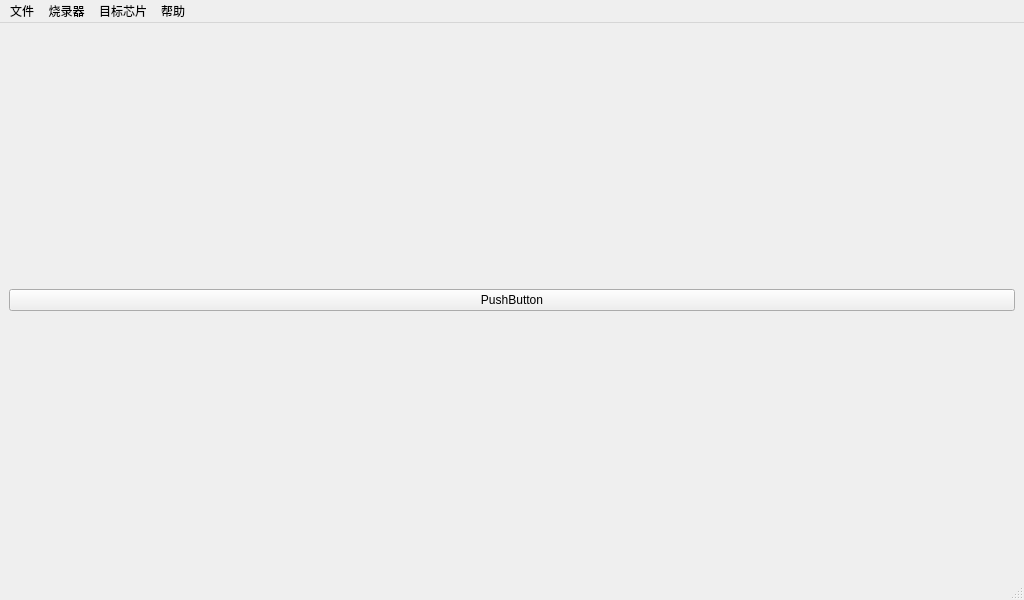
Above: src/mainwindow.ui from ma6254/QDAP before the change. Below: the same form after it.
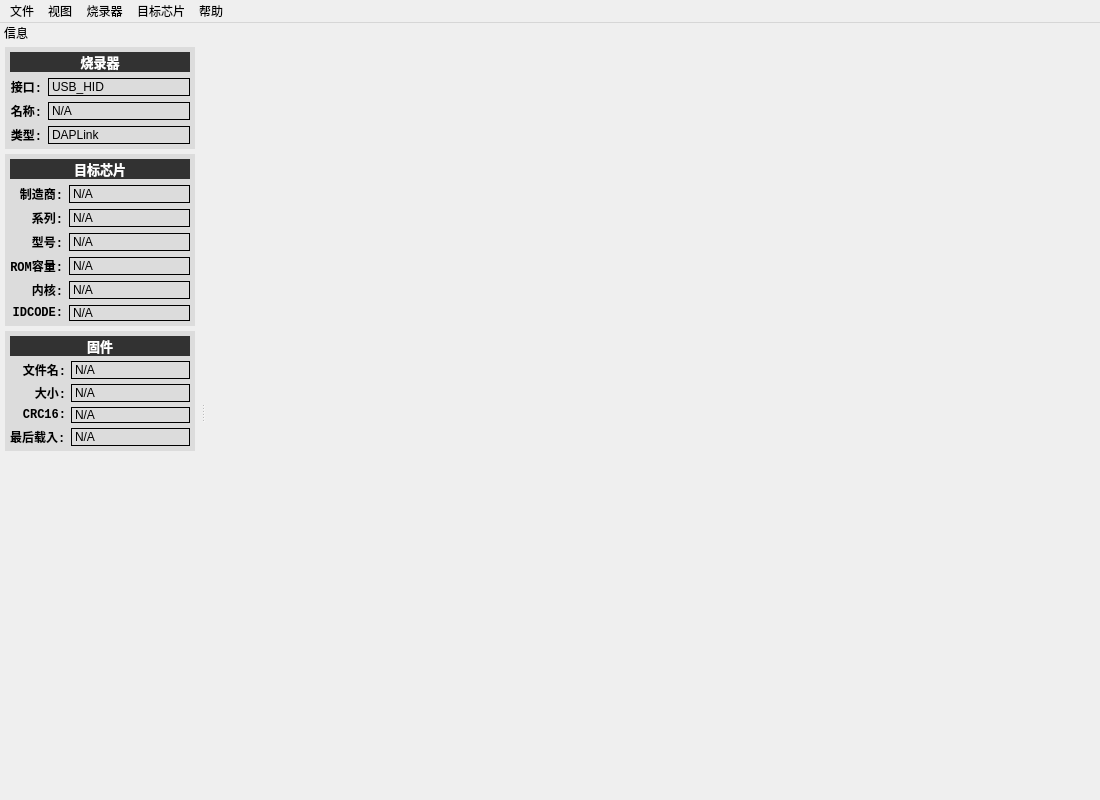
That is the form after the change.

Commit message: add left info area

Diff of the .ui file:
```diff
--- a/src/mainwindow.ui
+++ b/src/mainwindow.ui
@@ -6,14 +6,14 @@
    <rect>
     <x>0</x>
     <y>0</y>
-    <width>1024</width>
-    <height>600</height>
+    <width>1100</width>
+    <height>800</height>
    </rect>
   </property>
   <property name="minimumSize">
    <size>
     <width>800</width>
-    <height>600</height>
+    <height>0</height>
    </size>
   </property>
   <property name="windowTitle">
@@ -21,13 +21,21 @@
   </property>
   <widget class="QWidget" name="centralwidget">
    <layout class="QHBoxLayout" name="horizontalLayout">
-    <item>
-     <widget class="QPushButton" name="pushButton">
-      <property name="text">
-       <string>PushButton</string>
-      </property>
-     </widget>
-    </item>
+    <property name="spacing">
+     <number>0</number>
+    </property>
+    <property name="leftMargin">
+     <number>0</number>
+    </property>
+    <property name="topMargin">
+     <number>0</number>
+    </property>
+    <property name="rightMargin">
+     <number>5</number>
+    </property>
+    <property name="bottomMargin">
+     <number>0</number>
+    </property>
    </layout>
   </widget>
   <widget class="QMenuBar" name="menubar">
@@ -35,7 +43,7 @@
     <rect>
      <x>0</x>
      <y>0</y>
-     <width>1024</width>
+     <width>1100</width>
      <height>26</height>
     </rect>
    </property>
@@ -79,12 +87,703 @@
     <addaction name="separator"/>
     <addaction name="action_file_auto_load"/>
    </widget>
+   <widget class="QMenu" name="menu_5">
+    <property name="title">
+     <string>视图</string>
+    </property>
+    <addaction name="action_view_info"/>
+   </widget>
    <addaction name="menu_4"/>
+   <addaction name="menu_5"/>
    <addaction name="menu"/>
    <addaction name="menu_2"/>
    <addaction name="menu_3"/>
   </widget>
-  <widget class="QStatusBar" name="statusbar"/>
+  <widget class="QDockWidget" name="dockWidget">
+   <property name="sizePolicy">
+    <sizepolicy hsizetype="Preferred" vsizetype="Preferred">
+     <horstretch>1</horstretch>
+     <verstretch>0</verstretch>
+    </sizepolicy>
+   </property>
+   <property name="minimumSize">
+    <size>
+     <width>200</width>
+     <height>531</height>
+    </size>
+   </property>
+   <property name="styleSheet">
+    <string notr="true"/>
+   </property>
+   <property name="features">
+    <set>QDockWidget::NoDockWidgetFeatures</set>
+   </property>
+   <property name="windowTitle">
+    <string>信息</string>
+   </property>
+   <attribute name="dockWidgetArea">
+    <number>1</number>
+   </attribute>
+   <widget class="QWidget" name="dockWidgetContents">
+    <property name="sizePolicy">
+     <sizepolicy hsizetype="Preferred" vsizetype="Expanding">
+      <horstretch>0</horstretch>
+      <verstretch>0</verstretch>
+     </sizepolicy>
+    </property>
+    <property name="minimumSize">
+     <size>
+      <width>200</width>
+      <height>0</height>
+     </size>
+    </property>
+    <property name="styleSheet">
+     <string notr="true"/>
+    </property>
+    <layout class="QVBoxLayout" name="verticalLayout">
+     <property name="spacing">
+      <number>5</number>
+     </property>
+     <property name="leftMargin">
+      <number>5</number>
+     </property>
+     <property name="topMargin">
+      <number>5</number>
+     </property>
+     <property name="rightMargin">
+      <number>5</number>
+     </property>
+     <property name="bottomMargin">
+      <number>5</number>
+     </property>
+     <item>
+      <widget class="QWidget" name="widget_info_link" native="true">
+       <property name="styleSheet">
+        <string notr="true">
+	background-color: #DCDCDC;
+</string>
+       </property>
+       <layout class="QVBoxLayout" name="verticalLayout_4">
+        <property name="leftMargin">
+         <number>5</number>
+        </property>
+        <property name="topMargin">
+         <number>5</number>
+        </property>
+        <property name="rightMargin">
+         <number>5</number>
+        </property>
+        <property name="bottomMargin">
+         <number>5</number>
+        </property>
+        <item>
+         <widget class="QLabel" name="label_title_info_link">
+          <property name="font">
+           <font>
+            <family>Source Code Pro</family>
+            <pointsize>10</pointsize>
+            <weight>75</weight>
+            <bold>true</bold>
+           </font>
+          </property>
+          <property name="styleSheet">
+           <string notr="true">QLabel{
+	background-color: #323232;
+	color: white;
+}</string>
+          </property>
+          <property name="text">
+           <string>烧录器</string>
+          </property>
+          <property name="alignment">
+           <set>Qt::AlignCenter</set>
+          </property>
+          <property name="margin">
+           <number>5</number>
+          </property>
+         </widget>
+        </item>
+        <item>
+         <layout class="QGridLayout" name="gridLayout" columnstretch="0,1">
+          <item row="1" column="1">
+           <widget class="QLabel" name="label_info_dev_name">
+            <property name="frameShape">
+             <enum>QFrame::Box</enum>
+            </property>
+            <property name="frameShadow">
+             <enum>QFrame::Plain</enum>
+            </property>
+            <property name="text">
+             <string>N/A</string>
+            </property>
+            <property name="wordWrap">
+             <bool>true</bool>
+            </property>
+            <property name="margin">
+             <number>2</number>
+            </property>
+           </widget>
+          </item>
+          <item row="2" column="0">
+           <widget class="QLabel" name="label_title_info_link_type">
+            <property name="font">
+             <font>
+              <family>Courier New</family>
+              <pointsize>9</pointsize>
+              <weight>75</weight>
+              <bold>true</bold>
+             </font>
+            </property>
+            <property name="text">
+             <string>类型:</string>
+            </property>
+            <property name="alignment">
+             <set>Qt::AlignRight|Qt::AlignTrailing|Qt::AlignVCenter</set>
+            </property>
+           </widget>
+          </item>
+          <item row="2" column="1">
+           <widget class="QLabel" name="label_14">
+            <property name="frameShape">
+             <enum>QFrame::Box</enum>
+            </property>
+            <property name="frameShadow">
+             <enum>QFrame::Plain</enum>
+            </property>
+            <property name="text">
+             <string>DAPLink</string>
+            </property>
+            <property name="margin">
+             <number>2</number>
+            </property>
+           </widget>
+          </item>
+          <item row="1" column="0">
+           <widget class="QLabel" name="label_title_info_link_name">
+            <property name="font">
+             <font>
+              <family>Courier New</family>
+              <pointsize>9</pointsize>
+              <weight>75</weight>
+              <bold>true</bold>
+             </font>
+            </property>
+            <property name="text">
+             <string>名称:</string>
+            </property>
+            <property name="alignment">
+             <set>Qt::AlignRight|Qt::AlignTrailing|Qt::AlignVCenter</set>
+            </property>
+           </widget>
+          </item>
+          <item row="0" column="0">
+           <widget class="QLabel" name="label_title_info_link_interface">
+            <property name="font">
+             <font>
+              <family>Courier New</family>
+              <pointsize>9</pointsize>
+              <weight>75</weight>
+              <bold>true</bold>
+             </font>
+            </property>
+            <property name="text">
+             <string>接口:</string>
+            </property>
+            <property name="alignment">
+             <set>Qt::AlignRight|Qt::AlignTrailing|Qt::AlignVCenter</set>
+            </property>
+           </widget>
+          </item>
+          <item row="0" column="1">
+           <widget class="QLabel" name="label_2">
+            <property name="frameShape">
+             <enum>QFrame::Box</enum>
+            </property>
+            <property name="frameShadow">
+             <enum>QFrame::Plain</enum>
+            </property>
+            <property name="text">
+             <string>USB_HID</string>
+            </property>
+            <property name="margin">
+             <number>2</number>
+            </property>
+           </widget>
+          </item>
+         </layout>
+        </item>
+       </layout>
+      </widget>
+     </item>
+     <item>
+      <widget class="QWidget" name="widget_info_chip" native="true">
+       <property name="styleSheet">
+        <string notr="true">
+	background-color: #DCDCDC;
+</string>
+       </property>
+       <layout class="QVBoxLayout" name="verticalLayout_2">
+        <property name="spacing">
+         <number>6</number>
+        </property>
+        <property name="leftMargin">
+         <number>5</number>
+        </property>
+        <property name="topMargin">
+         <number>5</number>
+        </property>
+        <property name="rightMargin">
+         <number>5</number>
+        </property>
+        <property name="bottomMargin">
+         <number>5</number>
+        </property>
+        <item>
+         <widget class="QLabel" name="label_15">
+          <property name="font">
+           <font>
+            <family>Source Code Pro</family>
+            <pointsize>10</pointsize>
+            <weight>75</weight>
+            <bold>true</bold>
+           </font>
+          </property>
+          <property name="styleSheet">
+           <string notr="true">QLabel{
+	background-color: #323232;
+	color: white;
+}</string>
+          </property>
+          <property name="text">
+           <string>目标芯片</string>
+          </property>
+          <property name="alignment">
+           <set>Qt::AlignCenter</set>
+          </property>
+          <property name="margin">
+           <number>5</number>
+          </property>
+         </widget>
+        </item>
+        <item>
+         <layout class="QGridLayout" name="gridLayout_3" columnstretch="0,1">
+          <item row="3" column="0">
+           <widget class="QLabel" name="label_18">
+            <property name="font">
+             <font>
+              <family>Courier New</family>
+              <weight>75</weight>
+              <bold>true</bold>
+             </font>
+            </property>
+            <property name="text">
+             <string>ROM容量:</string>
+            </property>
+            <property name="alignment">
+             <set>Qt::AlignRight|Qt::AlignTrailing|Qt::AlignVCenter</set>
+            </property>
+           </widget>
+          </item>
+          <item row="3" column="1">
+           <widget class="QLabel" name="label_info_chip_flash_size">
+            <property name="frameShape">
+             <enum>QFrame::Box</enum>
+            </property>
+            <property name="frameShadow">
+             <enum>QFrame::Plain</enum>
+            </property>
+            <property name="text">
+             <string>N/A</string>
+            </property>
+            <property name="margin">
+             <number>2</number>
+            </property>
+           </widget>
+          </item>
+          <item row="0" column="0">
+           <widget class="QLabel" name="label">
+            <property name="font">
+             <font>
+              <family>Courier New</family>
+              <weight>75</weight>
+              <bold>true</bold>
+             </font>
+            </property>
+            <property name="text">
+             <string>制造商:</string>
+            </property>
+            <property name="alignment">
+             <set>Qt::AlignRight|Qt::AlignTrailing|Qt::AlignVCenter</set>
+            </property>
+           </widget>
+          </item>
+          <item row="4" column="0">
+           <widget class="QLabel" name="label_23">
+            <property name="font">
+             <font>
+              <family>Courier New</family>
+              <weight>75</weight>
+              <bold>true</bold>
+             </font>
+            </property>
+            <property name="text">
+             <string>内核:</string>
+            </property>
+            <property name="alignment">
+             <set>Qt::AlignRight|Qt::AlignTrailing|Qt::AlignVCenter</set>
+            </property>
+           </widget>
+          </item>
+          <item row="1" column="0">
+           <widget class="QLabel" name="label_4">
+            <property name="font">
+             <font>
+              <family>Courier New</family>
+              <weight>75</weight>
+              <bold>true</bold>
+             </font>
+            </property>
+            <property name="text">
+             <string>系列:</string>
+            </property>
+            <property name="alignment">
+             <set>Qt::AlignRight|Qt::AlignTrailing|Qt::AlignVCenter</set>
+            </property>
+           </widget>
+          </item>
+          <item row="1" column="1">
+           <widget class="QLabel" name="label_info_chip_series">
+            <property name="frameShape">
+             <enum>QFrame::Box</enum>
+            </property>
+            <property name="frameShadow">
+             <enum>QFrame::Plain</enum>
+            </property>
+            <property name="text">
+             <string>N/A</string>
+            </property>
+            <property name="margin">
+             <number>2</number>
+            </property>
+           </widget>
+          </item>
+          <item row="4" column="1">
+           <widget class="QLabel" name="label_info_core_type">
+            <property name="frameShape">
+             <enum>QFrame::Box</enum>
+            </property>
+            <property name="frameShadow">
+             <enum>QFrame::Plain</enum>
+            </property>
+            <property name="text">
+             <string>N/A</string>
+            </property>
+            <property name="margin">
+             <number>2</number>
+            </property>
+           </widget>
+          </item>
+          <item row="2" column="1">
+           <widget class="QLabel" name="label_info_chip_name">
+            <property name="frameShape">
+             <enum>QFrame::Box</enum>
+            </property>
+            <property name="frameShadow">
+             <enum>QFrame::Plain</enum>
+            </property>
+            <property name="text">
+             <string>N/A</string>
+            </property>
+            <property name="margin">
+             <number>2</number>
+            </property>
+           </widget>
+          </item>
+          <item row="5" column="1">
+           <widget class="QLabel" name="label_info_idcode">
+            <property name="frameShape">
+             <enum>QFrame::Box</enum>
+            </property>
+            <property name="frameShadow">
+             <enum>QFrame::Plain</enum>
+            </property>
+            <property name="text">
+             <string>N/A</string>
+            </property>
+            <property name="margin">
+             <number>2</number>
+            </property>
+           </widget>
+          </item>
+          <item row="0" column="1">
+           <widget class="QLabel" name="label_info_chip_mfrs">
+            <property name="frameShape">
+             <enum>QFrame::Box</enum>
+            </property>
+            <property name="frameShadow">
+             <enum>QFrame::Plain</enum>
+            </property>
+            <property name="text">
+             <string>N/A</string>
+            </property>
+            <property name="margin">
+             <number>2</number>
+            </property>
+           </widget>
+          </item>
+          <item row="5" column="0">
+           <widget class="QLabel" name="label_24">
+            <property name="font">
+             <font>
+              <family>Courier New</family>
+              <weight>75</weight>
+              <bold>true</bold>
+             </font>
+            </property>
+            <property name="text">
+             <string>IDCODE:</string>
+            </property>
+            <property name="alignment">
+             <set>Qt::AlignRight|Qt::AlignTrailing|Qt::AlignVCenter</set>
+            </property>
+           </widget>
+          </item>
+          <item row="2" column="0">
+           <widget class="QLabel" name="label_17">
+            <property name="font">
+             <font>
+              <family>Courier New</family>
+              <weight>75</weight>
+              <bold>true</bold>
+             </font>
+            </property>
+            <property name="text">
+             <string>型号:</string>
+            </property>
+            <property name="alignment">
+             <set>Qt::AlignRight|Qt::AlignTrailing|Qt::AlignVCenter</set>
+            </property>
+           </widget>
+          </item>
+         </layout>
+        </item>
+       </layout>
+      </widget>
+     </item>
+     <item>
+      <widget class="QWidget" name="widget_info_file" native="true">
+       <property name="styleSheet">
+        <string notr="true">
+	background-color: #DCDCDC;
+</string>
+       </property>
+       <layout class="QVBoxLayout" name="verticalLayout_5">
+        <property name="spacing">
+         <number>5</number>
+        </property>
+        <property name="leftMargin">
+         <number>5</number>
+        </property>
+        <property name="topMargin">
+         <number>5</number>
+        </property>
+        <property name="rightMargin">
+         <number>5</number>
+        </property>
+        <property name="bottomMargin">
+         <number>5</number>
+        </property>
+        <item>
+         <widget class="QLabel" name="label_5">
+          <property name="font">
+           <font>
+            <family>Source Code Pro</family>
+            <pointsize>10</pointsize>
+            <weight>75</weight>
+            <bold>true</bold>
+           </font>
+          </property>
+          <property name="styleSheet">
+           <string notr="true">QLabel{
+	background-color: #323232;
+	color: white;
+}</string>
+          </property>
+          <property name="text">
+           <string>固件</string>
+          </property>
+          <property name="alignment">
+           <set>Qt::AlignCenter</set>
+          </property>
+          <property name="margin">
+           <number>5</number>
+          </property>
+         </widget>
+        </item>
+        <item>
+         <layout class="QGridLayout" name="gridLayout_2" columnstretch="0,1" columnminimumwidth="0,0">
+          <item row="1" column="1">
+           <widget class="QLabel" name="label_info_data_size">
+            <property name="frameShape">
+             <enum>QFrame::Box</enum>
+            </property>
+            <property name="frameShadow">
+             <enum>QFrame::Plain</enum>
+            </property>
+            <property name="text">
+             <string>N/A</string>
+            </property>
+            <property name="margin">
+             <number>2</number>
+            </property>
+           </widget>
+          </item>
+          <item row="2" column="1">
+           <widget class="QLabel" name="label_11">
+            <property name="frameShape">
+             <enum>QFrame::Box</enum>
+            </property>
+            <property name="frameShadow">
+             <enum>QFrame::Plain</enum>
+            </property>
+            <property name="text">
+             <string>N/A</string>
+            </property>
+            <property name="margin">
+             <number>2</number>
+            </property>
+           </widget>
+          </item>
+          <item row="1" column="0">
+           <widget class="QLabel" name="label_8">
+            <property name="font">
+             <font>
+              <family>Courier New</family>
+              <pointsize>9</pointsize>
+              <weight>75</weight>
+              <bold>true</bold>
+             </font>
+            </property>
+            <property name="text">
+             <string>大小:</string>
+            </property>
+            <property name="alignment">
+             <set>Qt::AlignRight|Qt::AlignTrailing|Qt::AlignVCenter</set>
+            </property>
+           </widget>
+          </item>
+          <item row="2" column="0">
+           <widget class="QLabel" name="label_10">
+            <property name="font">
+             <font>
+              <family>Courier New</family>
+              <pointsize>9</pointsize>
+              <weight>75</weight>
+              <bold>true</bold>
+             </font>
+            </property>
+            <property name="text">
+             <string>CRC16:</string>
+            </property>
+            <property name="alignment">
+             <set>Qt::AlignRight|Qt::AlignTrailing|Qt::AlignVCenter</set>
+            </property>
+           </widget>
+          </item>
+          <item row="0" column="0">
+           <widget class="QLabel" name="label_">
+            <property name="font">
+             <font>
+              <family>Courier New</family>
+              <pointsize>9</pointsize>
+              <weight>75</weight>
+              <bold>true</bold>
+             </font>
+            </property>
+            <property name="text">
+             <string>文件名:</string>
+            </property>
+            <property name="alignment">
+             <set>Qt::AlignRight|Qt::AlignTrailing|Qt::AlignVCenter</set>
+            </property>
+           </widget>
+          </item>
+          <item row="3" column="1">
+           <widget class="QLabel" name="label_latest_load_time">
+            <property name="frameShape">
+             <enum>QFrame::Box</enum>
+            </property>
+            <property name="frameShadow">
+             <enum>QFrame::Plain</enum>
+            </property>
+            <property name="text">
+             <string>N/A</string>
+            </property>
+            <property name="wordWrap">
+             <bool>true</bool>
+            </property>
+            <property name="margin">
+             <number>2</number>
+            </property>
+           </widget>
+          </item>
+          <item row="3" column="0">
+           <widget class="QLabel" name="label_21">
+            <property name="font">
+             <font>
+              <family>Courier New</family>
+              <weight>75</weight>
+              <bold>true</bold>
+             </font>
+            </property>
+            <property name="text">
+             <string>最后载入:</string>
+            </property>
+           </widget>
+          </item>
+          <item row="0" column="1">
+           <widget class="QLabel" name="label_info_file_name">
+            <property name="frameShape">
+             <enum>QFrame::Box</enum>
+            </property>
+            <property name="frameShadow">
+             <enum>QFrame::Plain</enum>
+            </property>
+            <property name="text">
+             <string>N/A</string>
+            </property>
+            <property name="scaledContents">
+             <bool>true</bool>
+            </property>
+            <property name="wordWrap">
+             <bool>true</bool>
+            </property>
+            <property name="margin">
+             <number>2</number>
+            </property>
+           </widget>
+          </item>
+         </layout>
+        </item>
+       </layout>
+      </widget>
+     </item>
+     <item>
+      <spacer name="verticalSpacer">
+       <property name="orientation">
+        <enum>Qt::Vertical</enum>
+       </property>
+       <property name="sizeHint" stdset="0">
+        <size>
+         <width>20</width>
+         <height>0</height>
+        </size>
+       </property>
+      </spacer>
+     </item>
+    </layout>
+   </widget>
+  </widget>
   <action name="action_enum_device_list">
    <property name="text">
     <string>列出设备</string>
```
Left out of the diff: 24 changed lines with no effect on the pictures. The commit also changes 7 other files.
